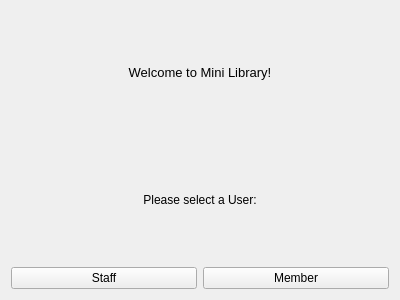
Old version of the form WelcomePage/welcome_page.ui in the repository preeti-valunjkar/LibraryManagement.
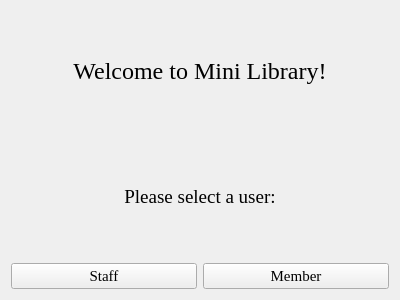
New version of the form.

Patch:
```diff
--- a/WelcomePage/welcome_page.ui
+++ b/WelcomePage/welcome_page.ui
@@ -12,18 +12,24 @@
   </property>
   <property name="font">
    <font>
-    <pointsize>9</pointsize>
+    <pointsize>8</pointsize>
    </font>
   </property>
   <property name="windowTitle">
    <string>Welcome Page</string>
   </property>
+  <property name="styleSheet">
+   <string notr="true">background-image:&quot;C:/Users/97150/PycharmProjects/LibraryManagement/Images/book.jpg&quot;;</string>
+  </property>
   <layout class="QGridLayout" name="gridLayout">
    <item row="0" column="0">
     <widget class="QLabel" name="welcome_lbl">
      <property name="font">
       <font>
-       <pointsize>10</pointsize>
+       <family>Georgia</family>
+       <pointsize>18</pointsize>
+       <weight>50</weight>
+       <bold>false</bold>
       </font>
      </property>
      <property name="text">
@@ -36,8 +42,14 @@
    </item>
    <item row="1" column="0">
     <widget class="QLabel" name="user_select_lbl">
+     <property name="font">
+      <font>
+       <family>Georgia</family>
+       <pointsize>14</pointsize>
+      </font>
+     </property>
      <property name="text">
-      <string>Please select a User:</string>
+      <string>Please select a user:</string>
      </property>
      <property name="alignment">
       <set>Qt::AlignCenter</set>
@@ -50,7 +62,8 @@
       <widget class="QPushButton" name="staff_btn">
        <property name="font">
         <font>
-         <pointsize>9</pointsize>
+         <family>Georgia</family>
+         <pointsize>11</pointsize>
         </font>
        </property>
        <property name="text">
@@ -62,7 +75,8 @@
       <widget class="QPushButton" name="member_btn">
        <property name="font">
         <font>
-         <pointsize>9</pointsize>
+         <family>Georgia</family>
+         <pointsize>11</pointsize>
         </font>
        </property>
        <property name="text">
```
